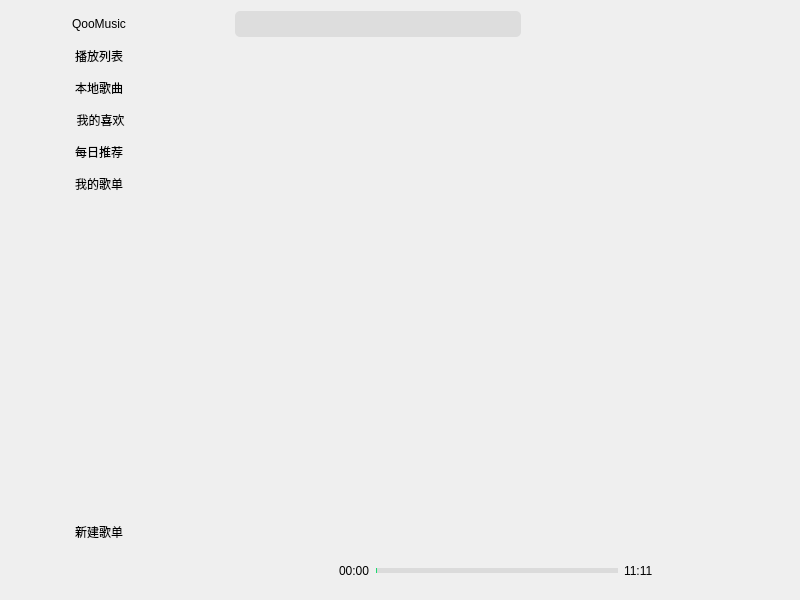
The window that mainwindow.ui (shinyawhy/QooMusicPlayer) describes before a commit, drawn with Qt 5.
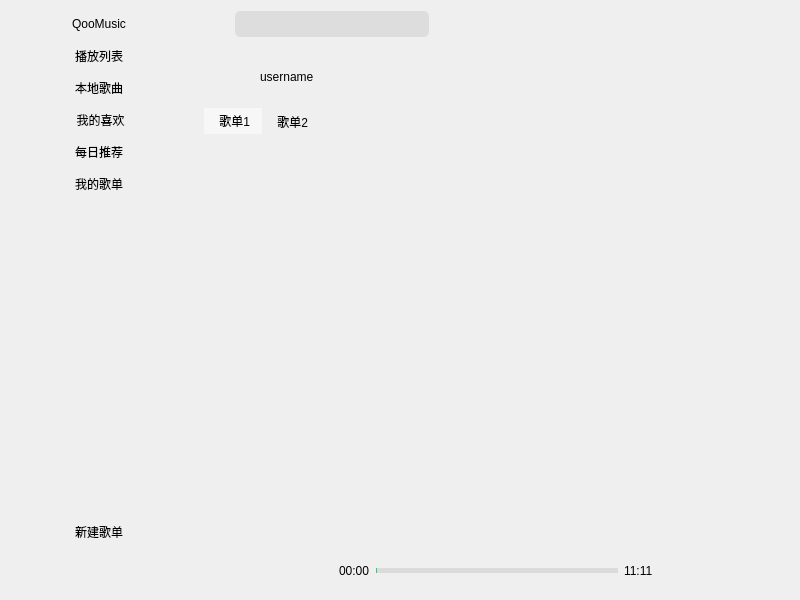
The same window after the commit. Icons and pictures are not drawn. Custom widgets are drawn as their Qt base class.

Commit message: 支持云同步歌单

Patch:
```diff
--- a/mainwindow.ui
+++ b/mainwindow.ui
@@ -26,7 +26,7 @@
      <number>11</number>
     </property>
     <item>
-     <layout class="QHBoxLayout" name="horizontalLayout" stretch="1,0,2,0,0,0,0,0,0">
+     <layout class="QHBoxLayout" name="horizontalLayout" stretch="1,0,2,0,0,0,0,0,0,0,0">
       <item>
        <widget class="QPushButton" name="logo_button">
         <property name="minimumSize">
@@ -165,6 +165,37 @@
         </property>
        </widget>
       </item>
+      <item>
+       <widget class="QPushButton" name="SyncButton">
+        <property name="focusPolicy">
+         <enum>Qt::NoFocus</enum>
+        </property>
+        <property name="text">
+         <string/>
+        </property>
+        <property name="icon">
+         <iconset resource="icon.qrc">
+          <normaloff>:/icon/sync</normaloff>:/icon/sync</iconset>
+        </property>
+        <property name="flat">
+         <bool>true</bool>
+        </property>
+       </widget>
+      </item>
+      <item>
+       <widget class="QPushButton" name="LogoutButton">
+        <property name="text">
+         <string/>
+        </property>
+        <property name="icon">
+         <iconset resource="icon.qrc">
+          <normaloff>:/icon/logout</normaloff>:/icon/logout</iconset>
+        </property>
+        <property name="flat">
+         <bool>true</bool>
+        </property>
+       </widget>
+      </item>
       <item>
        <widget class="QPushButton" name="min_button">
         <property name="focusPolicy">
@@ -450,7 +481,7 @@
 }</string>
         </property>
         <property name="currentIndex">
-         <number>4</number>
+         <number>5</number>
         </property>
         <widget class="QWidget" name="searchResultPage">
          <property name="styleSheet">
@@ -704,6 +735,157 @@
           </item>
          </layout>
         </widget>
+        <widget class="QWidget" name="Userpage">
+         <property name="focusPolicy">
+          <enum>Qt::NoFocus</enum>
+         </property>
+         <property name="styleSheet">
+          <string notr="true">QWidget{
+	
+	background-color: transparent;
+	/*border: none;*/
+}</string>
+         </property>
+         <layout class="QVBoxLayout" name="verticalLayout_10" stretch="0,1">
+          <item>
+           <layout class="QHBoxLayout" name="horizontalLayout_5" stretch="0,0,10">
+            <property name="topMargin">
+             <number>0</number>
+            </property>
+            <item>
+             <widget class="QLabel" name="AvatarLabel">
+              <property name="minimumSize">
+               <size>
+                <width>50</width>
+                <height>50</height>
+               </size>
+              </property>
+              <property name="maximumSize">
+               <size>
+                <width>50</width>
+                <height>50</height>
+               </size>
+              </property>
+              <property name="text">
+               <string/>
+              </property>
+              <property name="pixmap">
+               <pixmap resource="icon.qrc">:/icon/ap</pixmap>
+              </property>
+             </widget>
+            </item>
+            <item>
+             <layout class="QVBoxLayout" name="verticalLayout_11">
+              <item>
+               <widget class="QLabel" name="UsernameLabel">
+                <property name="minimumSize">
+                 <size>
+                  <width>200</width>
+                  <height>20</height>
+                 </size>
+                </property>
+                <property name="maximumSize">
+                 <size>
+                  <width>200</width>
+                  <height>20</height>
+                 </size>
+                </property>
+                <property name="text">
+                 <string>username</string>
+                </property>
+               </widget>
+              </item>
+             </layout>
+            </item>
+            <item>
+             <spacer name="horizontalSpacer_4">
+              <property name="orientation">
+               <enum>Qt::Horizontal</enum>
+              </property>
+              <property name="sizeHint" stdset="0">
+               <size>
+                <width>40</width>
+                <height>20</height>
+               </size>
+              </property>
+             </spacer>
+            </item>
+           </layout>
+          </item>
+          <item>
+           <widget class="QTabWidget" name="tabWidget">
+            <property name="styleSheet">
+             <string notr="true">QTabWidget
+{
+	background: transparent;
+	border: none;
+}
+
+QTabWidget::tab-bar
+{
+	background: transparent;
+	border: none;
+}
+
+QTabWidget::pane
+{
+	background: transparent;
+	border: none;
+}
+
+QTabBar::tab
+{
+	background: transparent;
+}
+
+QTabBar::tab:hover
+{
+	background: rgba(255,255,255,64);
+}
+
+QTabBar::tab:selected
+{
+	background: rgba(255,255,255,128);
+}
+
+QTabBar::tab:disabled
+{
+	width: 0;
+	color: transparent;
+	tab-image: none;
+}</string>
+            </property>
+            <property name="currentIndex">
+             <number>0</number>
+            </property>
+            <widget class="QWidget" name="tab">
+             <property name="styleSheet">
+              <string notr="true">QWidget
+{
+	background: transparent;
+	border: none;
+}</string>
+             </property>
+             <attribute name="title">
+              <string> 歌单1</string>
+             </attribute>
+            </widget>
+            <widget class="QWidget" name="tab_2">
+             <property name="styleSheet">
+              <string notr="true">QWidget
+{
+	background: transparent;
+	border: none;
+}</string>
+             </property>
+             <attribute name="title">
+              <string> 歌单2</string>
+             </attribute>
+            </widget>
+           </widget>
+          </item>
+         </layout>
+        </widget>
         <widget class="QWidget" name="lyricsPage">
          <property name="styleSheet">
           <string notr="true"/>
```
The commit also changes 7 other files.
